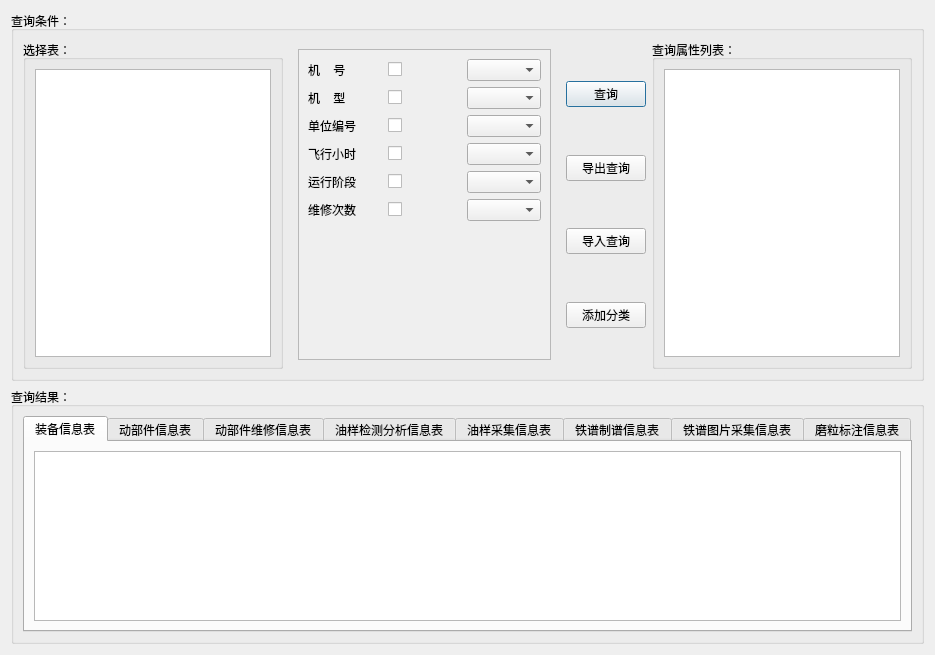
Before: the Qt Designer form advancesearchdlg.ui in WooodHead/labelling3, drawn with Qt 5.
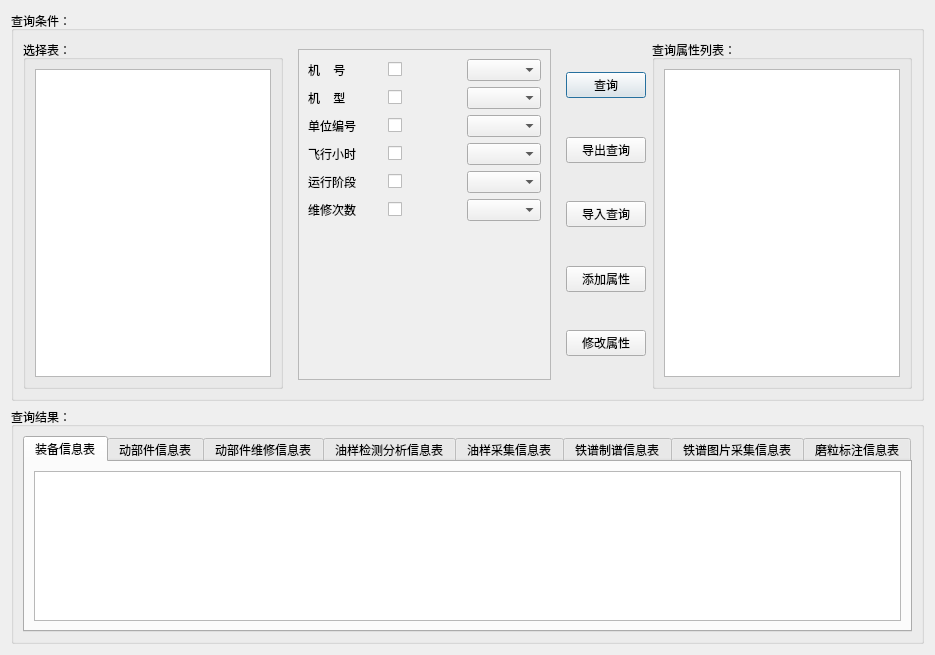
After: the same form once the commit is applied. The open tabs and pages were chosen to show the change.

Commit message: add push buttom for modify property

The edit to the form file:
```diff
--- a/advancesearchdlg.ui
+++ b/advancesearchdlg.ui
@@ -49,8 +49,8 @@
               <rect>
                <x>0</x>
                <y>0</y>
-               <width>276</width>
-               <height>316</height>
+               <width>162</width>
+               <height>186</height>
               </rect>
              </property>
              <layout class="QVBoxLayout" name="verticalLayout_2">
@@ -2340,7 +2340,27 @@
         <item>
          <widget class="QPushButton" name="addtoBtn">
           <property name="text">
-           <string>添加分类</string>
+           <string>添加属性</string>
+          </property>
+         </widget>
+        </item>
+        <item>
+         <spacer name="verticalSpacer_10">
+          <property name="orientation">
+           <enum>Qt::Vertical</enum>
+          </property>
+          <property name="sizeHint" stdset="0">
+           <size>
+            <width>20</width>
+            <height>40</height>
+           </size>
+          </property>
+         </spacer>
+        </item>
+        <item>
+         <widget class="QPushButton" name="modifyButton">
+          <property name="text">
+           <string>修改属性</string>
           </property>
          </widget>
         </item>
```
Left out of the diff: 20 changed lines with no effect on the pictures.
